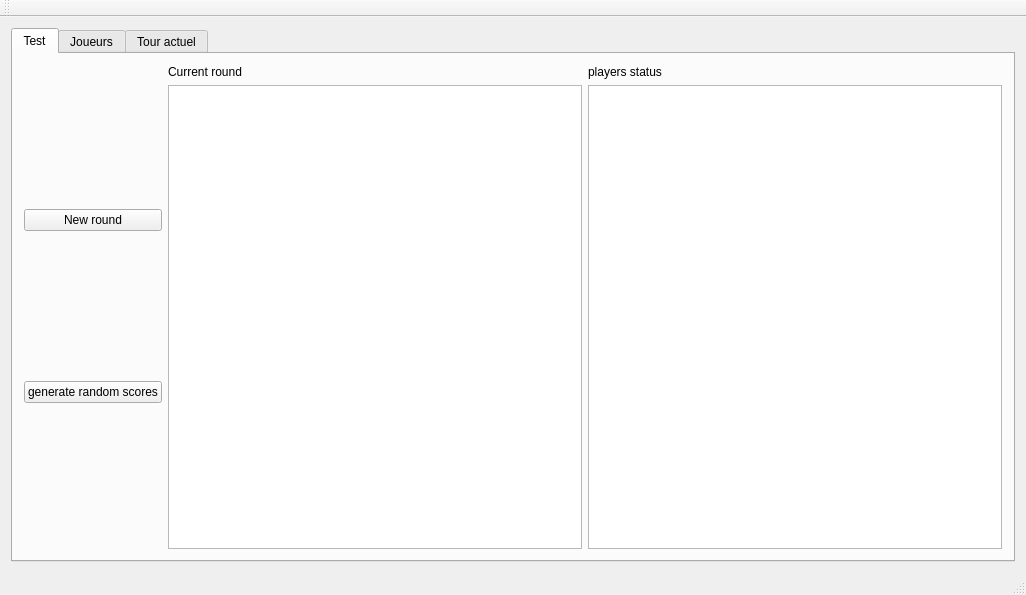
Qt form mainwindow/mainwindow.ui (dsarrut/btm) before a commit.
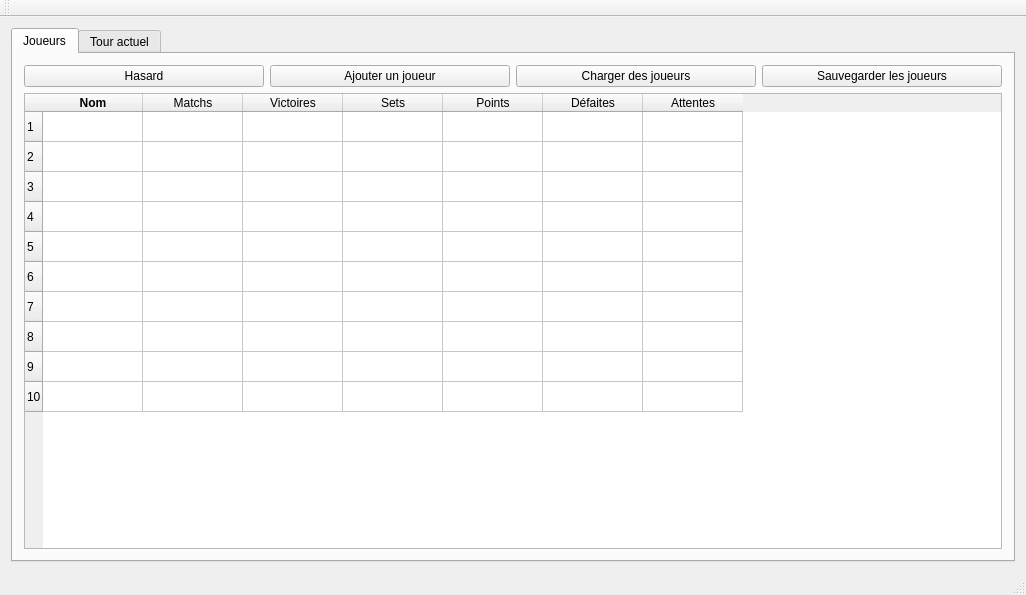
The same form after that commit. The open tabs and pages were chosen to show the change. Custom widgets are drawn as their Qt base class.

Commit message: load/save players

What changed in the file:
```diff
--- a/mainwindow/mainwindow.ui
+++ b/mainwindow/mainwindow.ui
@@ -20,59 +20,6 @@
       <property name="currentIndex">
        <number>1</number>
       </property>
-      <widget class="QWidget" name="tabTest">
-       <attribute name="title">
-        <string>Test</string>
-       </attribute>
-       <layout class="QHBoxLayout" name="horizontalLayout">
-        <item>
-         <layout class="QVBoxLayout" name="verticalLayout">
-          <item>
-           <widget class="QPushButton" name="pushButton">
-            <property name="text">
-             <string>New round</string>
-            </property>
-           </widget>
-          </item>
-          <item>
-           <widget class="QPushButton" name="pushButton_rnd_scores">
-            <property name="text">
-             <string>generate random scores</string>
-            </property>
-           </widget>
-          </item>
-         </layout>
-        </item>
-        <item>
-         <layout class="QVBoxLayout" name="verticalLayout_2">
-          <item>
-           <widget class="QLabel" name="label">
-            <property name="text">
-             <string>Current round</string>
-            </property>
-           </widget>
-          </item>
-          <item>
-           <widget class="QPlainTextEdit" name="textCurrentyRoundStatus"/>
-          </item>
-         </layout>
-        </item>
-        <item>
-         <layout class="QVBoxLayout" name="verticalLayout_3">
-          <item>
-           <widget class="QLabel" name="label_2">
-            <property name="text">
-             <string>players status</string>
-            </property>
-           </widget>
-          </item>
-          <item>
-           <widget class="QPlainTextEdit" name="textPlayersStatus"/>
-          </item>
-         </layout>
-        </item>
-       </layout>
-      </widget>
       <widget class="QWidget" name="tabPlayer">
        <attribute name="title">
         <string>Joueurs</string>
@@ -88,7 +35,14 @@
            </widget>
           </item>
           <item>
-           <widget class="QPushButton" name="pushButton_2">
+           <widget class="QPushButton" name="buttonAddPlayer">
+            <property name="text">
+             <string>Ajouter un joueur</string>
+            </property>
+           </widget>
+          </item>
+          <item>
+           <widget class="QPushButton" name="buttonLoad">
             <property name="text">
              <string>Charger des joueurs</string>
             </property>
```
Left out of the diff: 4 changed lines with no effect on the pictures. The commit also changes 6 other files.
